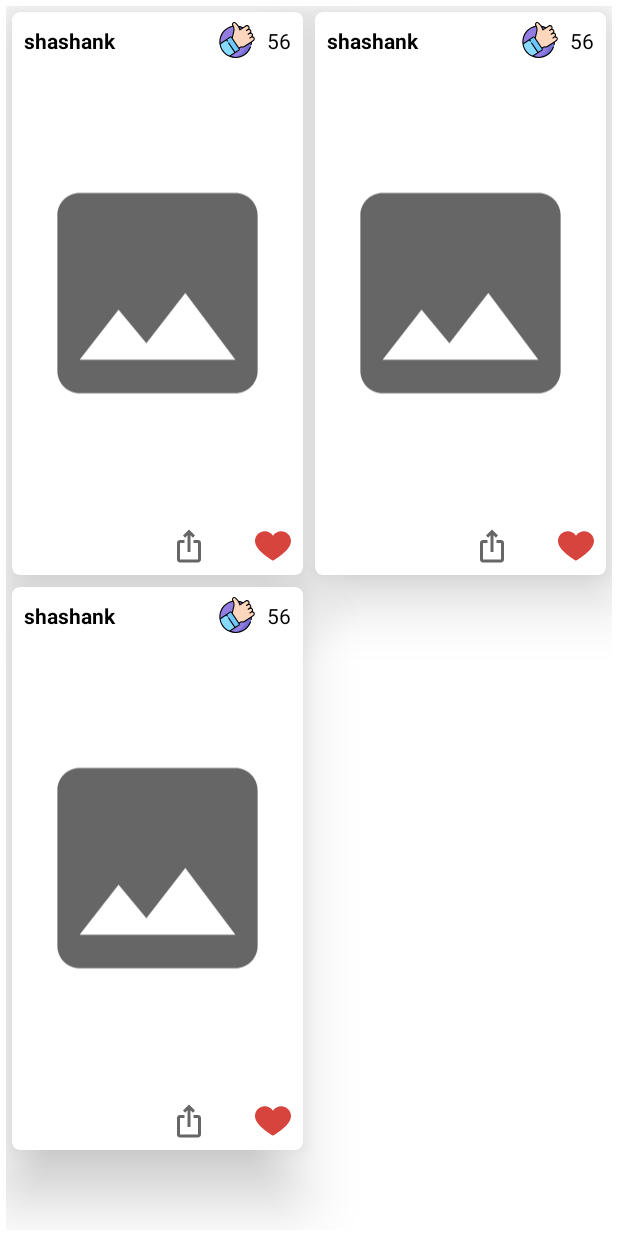
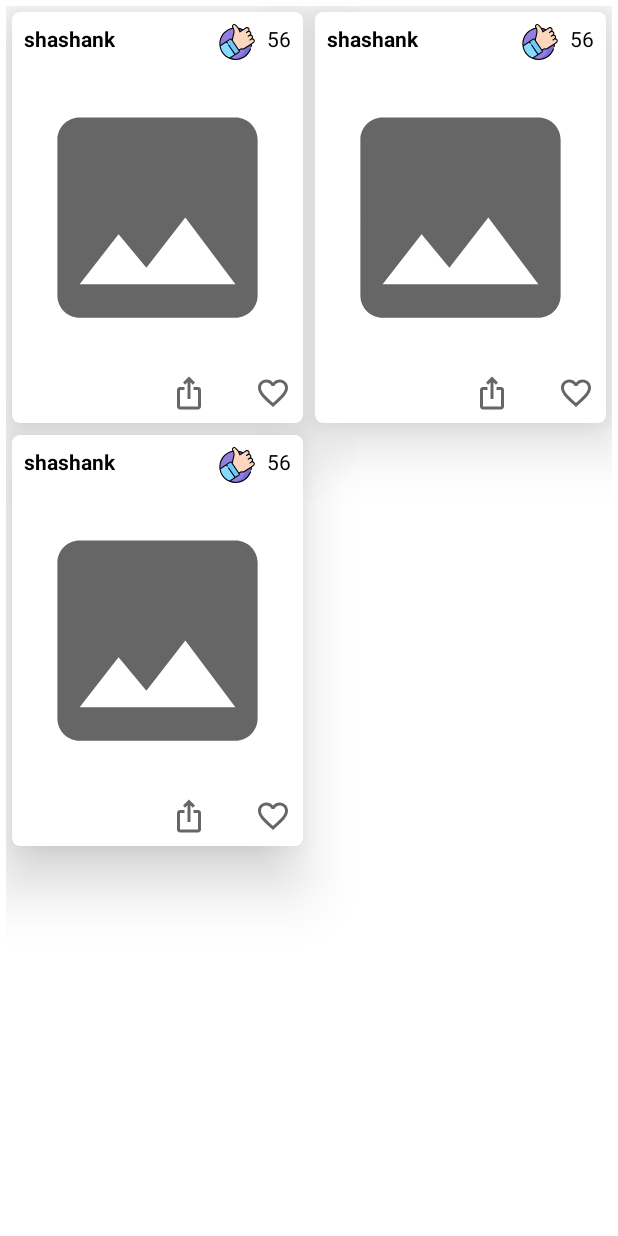
Before and after one commit to shashank5013/MeyMeys, an Android app: the layout fragment_home.xml on its own in the app's theme, with its tools: preview values and no code run, on a phone screen of 412 x 824 dp. Run offline under Robolectric (Android 15) with nearby library versions, the phone set to English and light mode, and no system bars.

```diff
--- a/app/src/main/java/com/example/android/meymeys/ui/HomeFragment.kt
+++ b/app/src/main/java/com/example/android/meymeys/ui/HomeFragment.kt
@@ -44,6 +44,8 @@ class HomeFragment : Fragment() {
             this.lifecycleOwner=this@HomeFragment
         }
 
+
+
         //Observing data coming from the internet
         viewModel.memeResponse.observe(viewLifecycleOwner,{
             adapter.differ.submitList(it.memes)
--- a/app/src/main/java/com/example/android/meymeys/ui/MainActivity.kt
+++ b/app/src/main/java/com/example/android/meymeys/ui/MainActivity.kt
@@ -1,5 +1,7 @@
 package com.example.android.meymeys.ui
 
+import android.graphics.Color
+import android.graphics.drawable.ColorDrawable
 import android.os.Bundle
 import android.view.View
 import androidx.appcompat.app.AppCompatActivity
@@ -66,13 +68,28 @@ class MainActivity : AppCompatActivity() {
     private fun setupBottomNavView() {
         navController.addOnDestinationChangedListener { controller, destination, arguments ->
             when (destination.id) {
-                R.id.homeFragment, R.id.trendingFragment -> {
-                    binding.bottomNavigationView.visibility = View.VISIBLE
+                R.id.homeFragment, R.id.trendingFragment  -> {
+                    binding.bottomNavigationView.visibility = View.GONE
                     binding.drawerLayout.setDrawerLockMode(LOCK_MODE_UNLOCKED)
+
                 }
                 else -> {
                     binding.bottomNavigationView.visibility = View.GONE
                     binding.drawerLayout.setDrawerLockMode(LOCK_MODE_LOCKED_CLOSED)
+                }
+            }
+
+            //Sets color of action bar on different fragments
+            when (destination.id){
+                 R.id.detailFragment -> {
+                     val color=ColorDrawable(Color.BLACK)
+                     supportActionBar?.setBackgroundDrawable(color)
+                     window.statusBarColor=Color.BLACK
+                 }
+                else -> {
+                    val color=ColorDrawable(resources.getColor(R.color.purple_500))
+                    supportActionBar?.setBackgroundDrawable(color)
+                    window.statusBarColor=resources.getColor(R.color.purple_700)
                 }
             }
         }
--- /dev/null
+++ b/app/src/main/res/drawable/ic_unfavourite.xml
@@ -0,0 +1,10 @@
+<vector xmlns:android="http://schemas.android.com/apk/res/android"
+    android:width="24dp"
+    android:height="24dp"
+    android:viewportWidth="24"
+    android:viewportHeight="24"
+    android:tint="?attr/colorControlNormal">
+  <path
+      android:fillColor="@android:color/white"
+      android:pathData="M16.5,3c-1.74,0 -3.41,0.81 -4.5,2.09C10.91,3.81 9.24,3 7.5,3 4.42,3 2,5.42 2,8.5c0,3.78 3.4,6.86 8.55,11.54L12,21.35l1.45,-1.32C18.6,15.36 22,12.28 22,8.5 22,5.42 19.58,3 16.5,3zM12.1,18.55l-0.1,0.1 -0.1,-0.1C7.14,14.24 4,11.39 4,8.5 4,6.5 5.5,5 7.5,5c1.54,0 3.04,0.99 3.57,2.36h1.87C13.46,5.99 14.96,5 16.5,5c2,0 3.5,1.5 3.5,3.5 0,2.89 -3.14,5.74 -7.9,10.05z"/>
+</vector>
--- a/app/src/main/res/layout/fragment_home.xml
+++ b/app/src/main/res/layout/fragment_home.xml
@@ -19,7 +19,7 @@
             android:layout_width="match_parent"
             android:layout_height="match_parent"
             android:layout_margin="4dp"
-            app:layoutManager="androidx.recyclerview.widget.GridLayoutManager"
+            app:layoutManager="androidx.recyclerview.widget.StaggeredGridLayoutManager"
             app:layout_constraintBottom_toBottomOf="parent"
             app:layout_constraintEnd_toEndOf="parent"
             app:layout_constraintStart_toStartOf="parent"
--- a/app/src/main/res/layout/fragment_trending.xml
+++ b/app/src/main/res/layout/fragment_trending.xml
@@ -21,7 +21,7 @@
             android:id="@+id/trending_meme_list"
             android:layout_width="match_parent"
             android:layout_height="match_parent"
-            app:layoutManager="androidx.recyclerview.widget.GridLayoutManager"
+            app:layoutManager="androidx.recyclerview.widget.StaggeredGridLayoutManager"
             app:spanCount="2"
             tools:listitem="@layout/list_item"
             app:layout_constraintBottom_toBottomOf="parent"
--- a/app/src/main/res/layout/list_item.xml
+++ b/app/src/main/res/layout/list_item.xml
@@ -40,18 +40,16 @@
            <ImageView
                android:id="@+id/memeImage"
                android:layout_width="match_parent"
-               android:layout_height="300dp"
+               android:layout_height="wrap_content"
                android:layout_marginStart="8dp"
                android:layout_marginEnd="8dp"
-               app:imageURL="@{meme.url}"
                android:adjustViewBounds="true"
                android:onClick="@{()->listener.onclick(meme)}"
+               app:imageURL="@{meme.url}"
                app:layout_constraintBottom_toTopOf="@+id/guideline2"
                app:layout_constraintEnd_toEndOf="parent"
-               app:layout_constraintHorizontal_bias="1.0"
                app:layout_constraintStart_toStartOf="parent"
                app:layout_constraintTop_toTopOf="@+id/guideline1"
-               app:layout_constraintVertical_bias="0.0"
                app:srcCompat="@drawable/ic_meme_placeholder" />
 
            <TextView
@@ -59,58 +57,72 @@
                android:layout_width="wrap_content"
                android:layout_height="wrap_content"
                android:layout_marginStart="8dp"
+               android:layout_marginTop="8dp"
+               android:layout_marginBottom="16dp"
+               android:ellipsize="end"
+               android:maxEms="5"
+               android:maxLines="1"
+               android:text="@{meme.author}"
+               android:textColor="@color/black"
                android:textStyle="bold"
-               tools:text="shashank"
-               android:text="@{meme.author}"
-               android:ellipsize="end"
-               android:maxLines="1"
-               android:ems="10"
-               android:textColor="@color/black"
-               app:layout_constraintBottom_toTopOf="@+id/guideline1"
+               app:layout_constraintBottom_toTopOf="@+id/memeImage"
                app:layout_constraintStart_toStartOf="parent"
-               app:layout_constraintTop_toTopOf="parent" />
+               app:layout_constraintTop_toTopOf="parent"
+               app:layout_constraintVertical_bias="0.0"
+               tools:text="shashank" />
 
            <ImageView
                android:id="@+id/like_image"
                android:layout_width="24dp"
                android:layout_height="24dp"
+               android:layout_marginTop="8dp"
                android:layout_marginEnd="8dp"
-               app:layout_constraintBottom_toTopOf="@+id/guideline1"
+               android:layout_marginBottom="16dp"
+               app:layout_constraintBottom_toTopOf="@+id/memeImage"
                app:layout_constraintEnd_toStartOf="@+id/likes_text"
                app:layout_constraintTop_toTopOf="parent"
+               app:layout_constraintVertical_bias="0.0"
                app:srcCompat="@drawable/ic_likes" />
 
            <TextView
                android:id="@+id/likes_text"
                android:layout_width="wrap_content"
                android:layout_height="wrap_content"
+               android:layout_marginTop="8dp"
                android:layout_marginEnd="8dp"
+               android:layout_marginBottom="16dp"
                android:textColor="@color/black"
-               tools:text="56"
+               app:layout_constraintBottom_toTopOf="@+id/memeImage"
+               app:layout_constraintEnd_toEndOf="parent"
+               app:layout_constraintTop_toTopOf="parent"
+               app:layout_constraintVertical_bias="0.0"
                app:likes="@{meme.ups}"
-               app:layout_constraintBottom_toTopOf="@+id/guideline1"
-               app:layout_constraintEnd_toEndOf="parent"
-               app:layout_constraintTop_toTopOf="parent" />
+               tools:text="56" />
 
            <ImageView
                android:id="@+id/favourite_image"
                android:layout_width="24dp"
                android:layout_height="24dp"
+               android:layout_marginTop="16dp"
                android:layout_marginEnd="8dp"
-
+               android:layout_marginBottom="8dp"
                app:layout_constraintBottom_toBottomOf="parent"
                app:layout_constraintEnd_toEndOf="parent"
-               app:layout_constraintTop_toTopOf="@+id/guideline2"
-               app:srcCompat="@drawable/ic_favourite" />
+               app:layout_constraintTop_toBottomOf="@+id/memeImage"
+               app:layout_constraintVertical_bias="1.0"
+               app:srcCompat="@drawable/ic_unfavourite" />
 
            <ImageView
                android:id="@+id/share_image"
                android:layout_width="24dp"
                android:layout_height="24dp"
+               android:layout_marginTop="16dp"
                android:layout_marginEnd="32dp"
+               android:layout_marginBottom="8dp"
                app:layout_constraintBottom_toBottomOf="parent"
                app:layout_constraintEnd_toStartOf="@+id/favourite_image"
-               app:layout_constraintTop_toTopOf="@+id/guideline2"
+               app:layout_constraintTop_toBottomOf="@+id/memeImage"
+               app:layout_constraintVertical_bias="1.0"
                app:srcCompat="@drawable/ic_baseline_ios_share_24" />
        </androidx.constraintlayout.widget.ConstraintLayout>
    </androidx.cardview.widget.CardView>
--- a/app/src/main/res/navigation/navigation.xml
+++ b/app/src/main/res/navigation/navigation.xml
@@ -26,7 +26,7 @@
     <fragment
         android:id="@+id/detailFragment"
         android:name="com.example.android.meymeys.ui.DetailFragment"
-        android:label="fragment_detail"
+        android:label="@{}"
         tools:layout="@layout/fragment_detail" >
         <argument
             android:name="meme"
```
